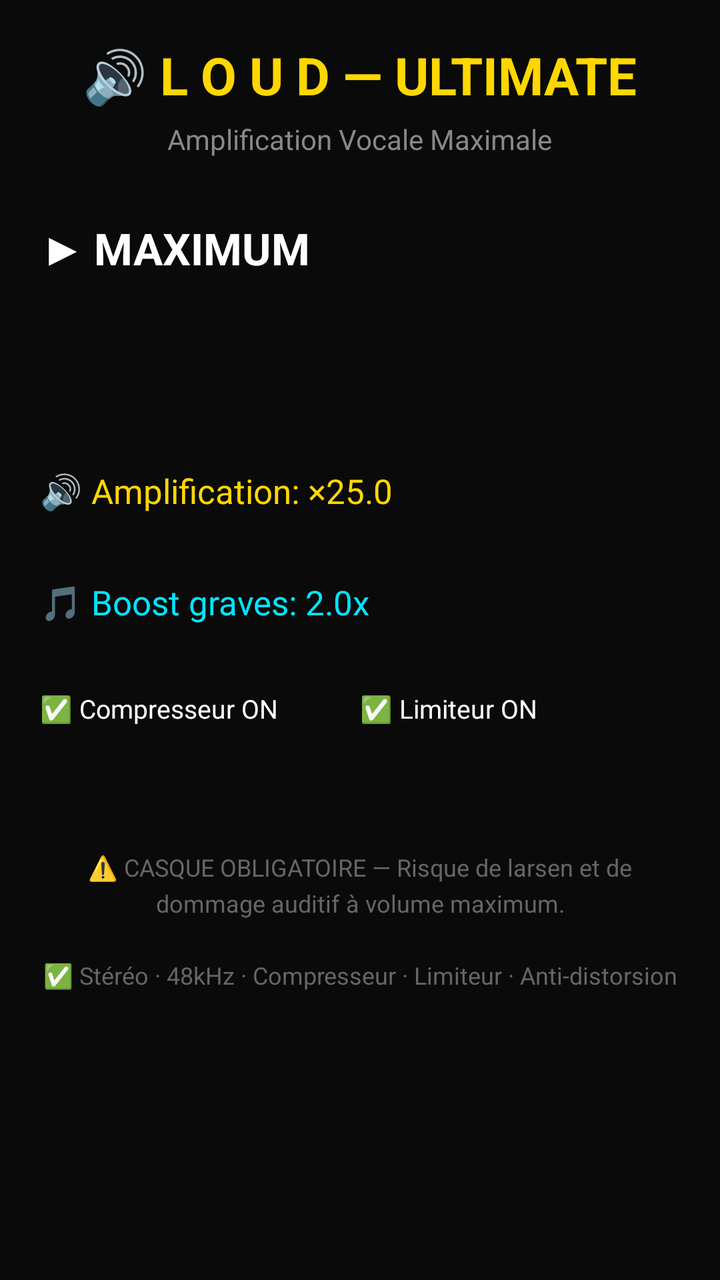
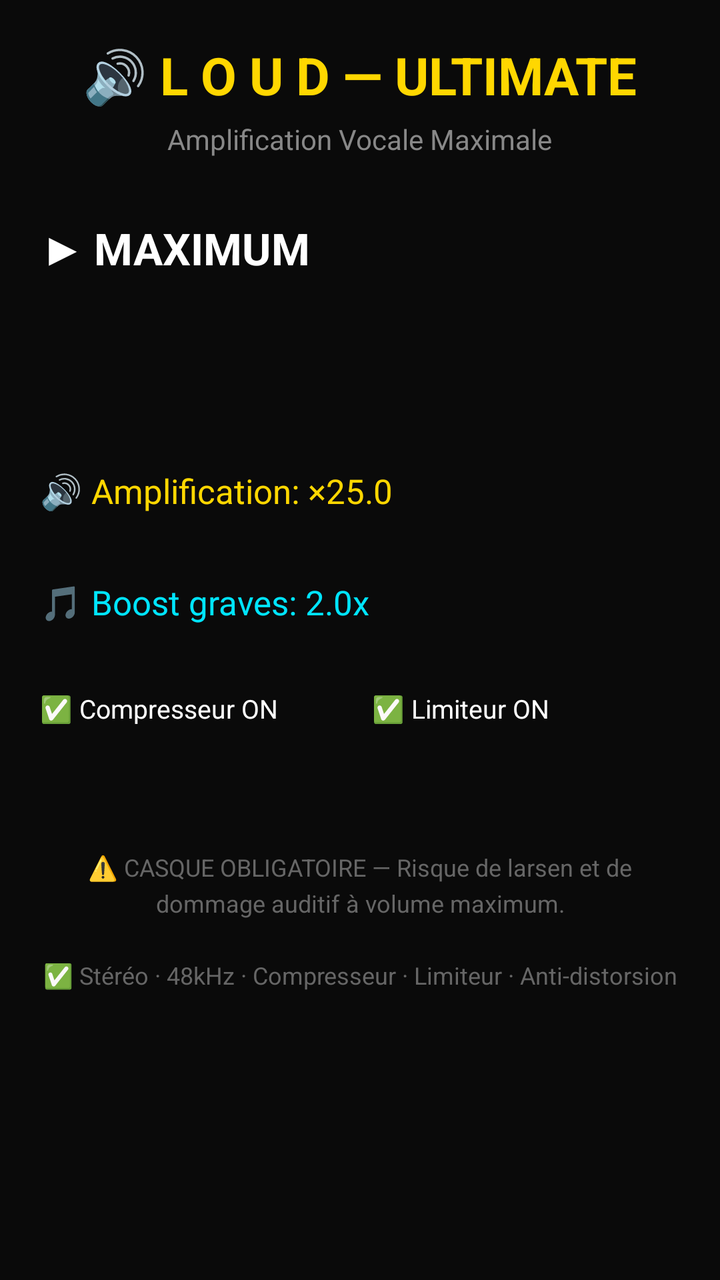

The first picture is an Android layout as it rendered before a commit; the second is the same layout after the commit. The layout source and the unified diff follow.
<!-- AndroidManifest.xml: application theme Theme.Material3.DayNight.NoActionBar -->
<!-- res/layout/activity_main.xml -->
<?xml version="1.0" encoding="utf-8"?>
<LinearLayout xmlns:android="http://schemas.android.com/apk/res/android"
    android:layout_width="match_parent" android:layout_height="match_parent"
    android:orientation="vertical" android:padding="20dp"
    android:gravity="center_horizontal" android:background="#0A0A0A">

    <TextView android:layout_width="wrap_content" android:layout_height="wrap_content"
        android:text="🔊 L O U D — ULTIMATE" android:textSize="26sp"
        android:textStyle="bold" android:textColor="#FFD700" android:layout_marginBottom="5dp"/>
    <TextView android:layout_width="wrap_content" android:layout_height="wrap_content"
        android:text="Amplification Vocale Maximale" android:textSize="14sp"
        android:textColor="#888888" android:layout_marginBottom="30dp"/>

    <Button android:id="@+id/btnToggle" android:layout_width="match_parent"
        android:layout_height="90dp" android:text="▶ MAXIMUM" android:textSize="22sp"
        android:textStyle="bold" android:backgroundTint="#FF6D00" android:textColor="#FFFFFF"
        android:layout_marginBottom="35dp"/>

    <TextView android:id="@+id/txtAmplification" android:layout_width="match_parent"
        android:layout_height="wrap_content" android:text="🔊 Amplification: ×25.0"
        android:textSize="17sp" android:textColor="#FFD700" android:layout_marginBottom="8dp"/>
    <SeekBar android:id="@+id/seekAmplification" android:layout_width="match_parent"
        android:layout_height="wrap_content" android:layout_marginBottom="25dp"
        android:progressTint="#FF6D00" android:thumbTint="#FFD700"/>

    <TextView android:id="@+id/txtBass" android:layout_width="match_parent"
        android:layout_height="wrap_content" android:text="🎵 Boost graves: 2.0x"
        android:textSize="17sp" android:textColor="#00E5FF" android:layout_marginBottom="8dp"/>
    <SeekBar android:id="@+id/seekBass" android:layout_width="match_parent"
        android:layout_height="wrap_content" android:layout_marginBottom="25dp"
        android:progressTint="#00E5FF" android:thumbTint="#00E5FF"/>

    <LinearLayout android:layout_width="match_parent" android:layout_height="wrap_content"
        android:orientation="horizontal" android:gap="12dp" android:layout_marginBottom="25dp">

        <Button android:id="@+id/btnCompressor" android:layout_width="0dp"
            android:layout_height="55dp" android:layout_weight="1"
            android:text="✅ Compresseur ON" android:textSize="13sp"
            android:backgroundTint="#2E7D32" android:textColor="#FFFFFF"/>

        <Button android:id="@+id/btnLimiter" android:layout_width="0dp"
            android:layout_height="55dp" android:layout_weight="1"
            android:text="✅ Limiteur ON" android:textSize="13sp"
            android:backgroundTint="#2E7D32" android:textColor="#FFFFFF"/>
    </LinearLayout>

    <TextView android:layout_width="match_parent" android:layout_height="wrap_content"
        android:text="⚠️ CASQUE OBLIGATOIRE — Risque de larsen et de dommage auditif à volume maximum.\n\n✅ Stéréo · 48kHz · Compresseur · Limiteur · Anti-distorsion"
        android:textSize="12sp" android:textColor="#666666" android:gravity="center"
        android:lineSpacingExtra="4dp"/>

</LinearLayout>
<!-- resources referenced by this layout -->
<resources>
  <style name="Theme.Material3.DayNight.NoActionBar" parent="Theme.Material3.DayNight.NoActionBar" />
</resources>

<!-- the commit's change to res/layout/activity_main.xml (unified diff, before → after) -->
@@ -31,17 +31,19 @@
         android:progressTint="#00E5FF" android:thumbTint="#00E5FF"/>
 
     <LinearLayout android:layout_width="match_parent" android:layout_height="wrap_content"
-        android:orientation="horizontal" android:gap="12dp" android:layout_marginBottom="25dp">
+        android:orientation="horizontal" android:layout_marginBottom="25dp">
 
         <Button android:id="@+id/btnCompressor" android:layout_width="0dp"
             android:layout_height="55dp" android:layout_weight="1"
             android:text="✅ Compresseur ON" android:textSize="13sp"
-            android:backgroundTint="#2E7D32" android:textColor="#FFFFFF"/>
+            android:backgroundTint="#2E7D32" android:textColor="#FFFFFF"
+            android:layout_marginEnd="6dp"/>
 
         <Button android:id="@+id/btnLimiter" android:layout_width="0dp"
             android:layout_height="55dp" android:layout_weight="1"
             android:text="✅ Limiteur ON" android:textSize="13sp"
-            android:backgroundTint="#2E7D32" android:textColor="#FFFFFF"/>
+            android:backgroundTint="#2E7D32" android:textColor="#FFFFFF"
+            android:layout_marginStart="6dp"/>
     </LinearLayout>
 
     <TextView android:layout_width="match_parent" android:layout_height="wrap_content"
